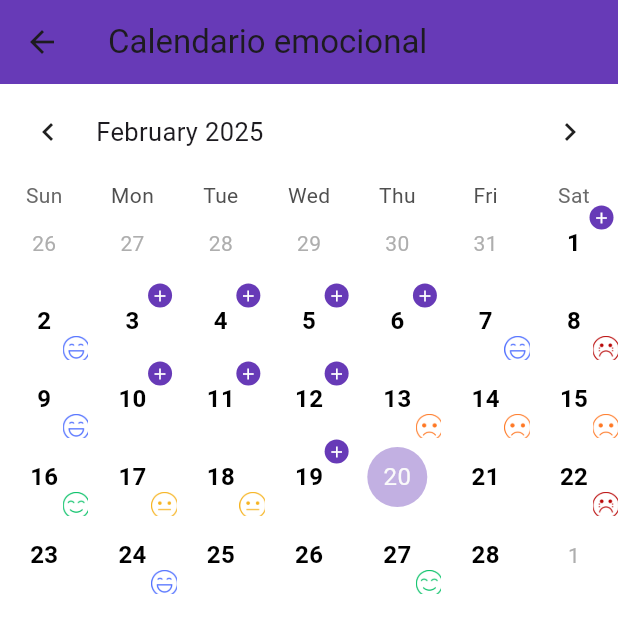
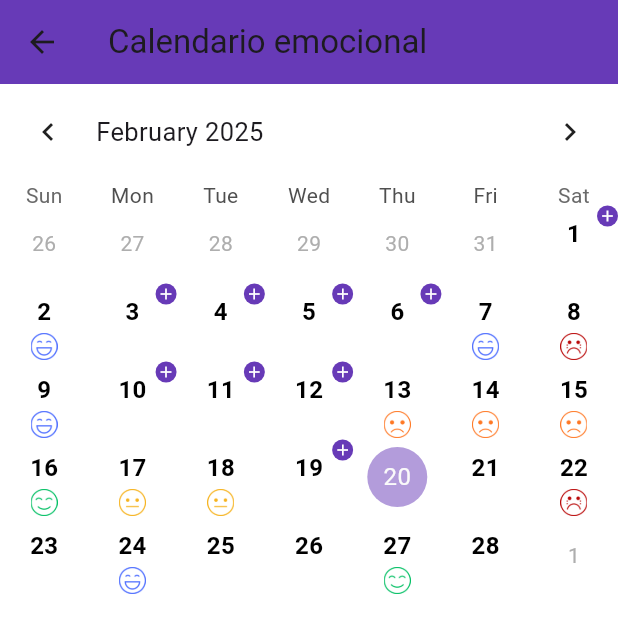
Before and after one commit to Santiago2132/maizfront, a Flutter app: the CalendarScreen screen opened by its route, on a phone screen of 412 x 824 dp. Shown: the top 633 px of the screen. Run offline on Flutter 3.47's test engine with Material 3 defaults, Android fonts, the light colour scheme and no system bars; drawn by our look-alikes of table_calendar; our stand-ins replace audioplayers, auto_size_text, cloud_firestore, firebase_auth, firebase_core, firebase_messaging and 6 more; missing offline and left inert: firebase_app_check; accounts and stored records are empty.

Commit message:
conflictos solucionados

```diff
--- a/maiz_app/lib/screens/calendar/calendarContainer.dart
+++ b/maiz_app/lib/screens/calendar/calendarContainer.dart
@@ -1,7 +1,7 @@
 import 'package:flutter/material.dart';
 import 'package:mAIz/data/services/calendar_service.dart';
-import 'package:mAIz/screens/calendar/widgets/add_emotion.dart';
 import 'package:mAIz/screens/calendar/calendarMarkets.dart';
+import 'package:mAIz/screens/calendar/widgets/add_button.dart';
 import 'package:mAIz/screens/calendar/widgets/day_number.dart';
 import 'package:mAIz/screens/calendar/emotion_selector.dart';
 import 'package:mAIz/screens/calendar/widgets/show_emotion.dart';
@@ -89,10 +89,10 @@ class _CalendarContainerState extends State<CalendarContainer> {
           shape: BoxShape.circle,
         ),
         todayDecoration: BoxDecoration(
-          color: Colors.deepPurple.withOpacity(0.4),
+          color: Colors.deepPurple.withOpacity(0.5),
           shape: BoxShape.circle,
         ),
-        markersAlignment: Alignment.bottomCenter,
+        markersAlignment: Alignment.center,
       ),
       calendarBuilders: CalendarBuilders(
         defaultBuilder: (context, date, _) {
@@ -104,6 +104,7 @@ class _CalendarContainerState extends State<CalendarContainer> {
 
           return Stack(
             alignment: Alignment.center,
+
             children: [
               DayNumber(date: date), // Muestra el número del día
 
--- a/maiz_app/lib/screens/calendar/widgets/add_emotion.dart
+++ b/maiz_app/lib/screens/calendar/widgets/add_button.dart
@@ -10,12 +10,12 @@ class AddEmotionButton extends StatelessWidget {
   @override
   Widget build(BuildContext context) {
     return Positioned(
-      top: 1,
-      right: 3,
+      top: 0,
+      right: 0,
       child: GestureDetector(
         onTap: onTap,
         child: Container(
-          width: 16,
+          width: 14,
           height: 16,
           decoration: const BoxDecoration(
             color: Colors.deepPurple,
--- a/maiz_app/lib/screens/calendar/widgets/day_number.dart
+++ b/maiz_app/lib/screens/calendar/widgets/day_number.dart
@@ -11,7 +11,7 @@ class DayNumber extends StatelessWidget {
     return Container(
       width: 36,
       height: 36,
-      alignment: Alignment.center,
+      alignment: Alignment.topCenter,
       child: Text(
         '${date.day}',
         style: const TextStyle(
--- a/maiz_app/lib/screens/calendar/widgets/show_emotion.dart
+++ b/maiz_app/lib/screens/calendar/widgets/show_emotion.dart
@@ -10,8 +10,8 @@ class EmotionMarker extends StatelessWidget {
   @override
   Widget build(BuildContext context) {
     return Positioned(
-      bottom: -3,
-      right: -2,
+      bottom: -1,
+
       child: SizedBox(
         width: 20,
         height: 20,
--- a/maiz_app/lib/screens/home/widgets/feeling_card.dart
+++ b/maiz_app/lib/screens/home/widgets/feeling_card.dart
@@ -38,7 +38,7 @@ class _FeelingCardState extends State<FeelingCard> {
             style: TextStyle(
               fontSize: 18,
               fontWeight: FontWeight.bold,
-              color: Color(0xFF673AB7),
+              color: Color(0xff673ab7)
             ),
             textAlign: TextAlign.center,
           ),
--- a/maiz_app/lib/widgets/custom_card.dart
+++ b/maiz_app/lib/widgets/custom_card.dart
@@ -15,7 +15,7 @@ class CustomCard extends StatelessWidget {
     super.key,
     this.title,
     this.child,
-    this.backgroundColor = const Color(0xfffff5cc),
+    this.backgroundColor = const Color.fromARGB(255, 242, 242, 247),
     this.textColor = const Color(0xff673ab7),
     this.fontSize = 20,
     this.width = double.infinity,
```
